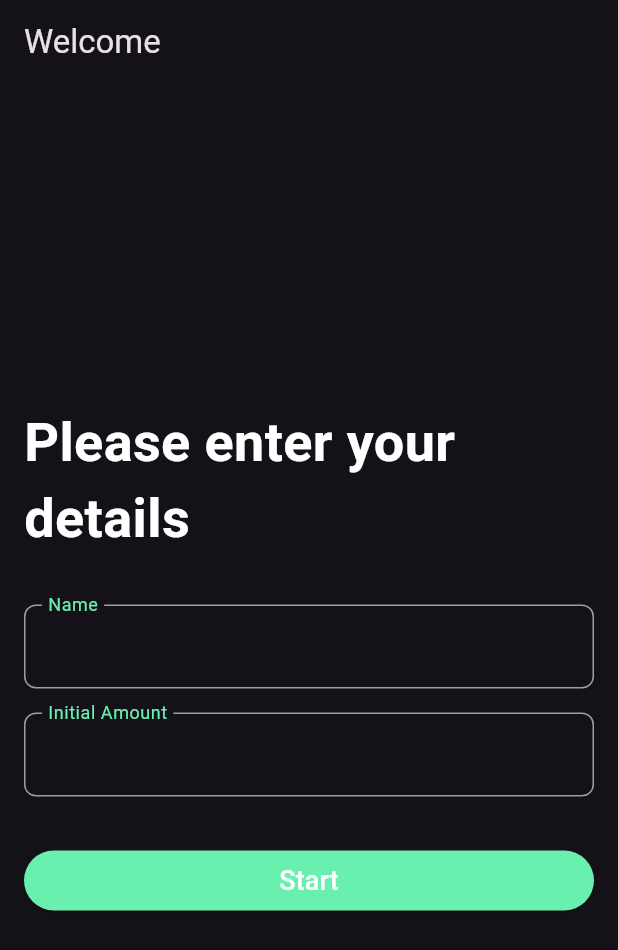
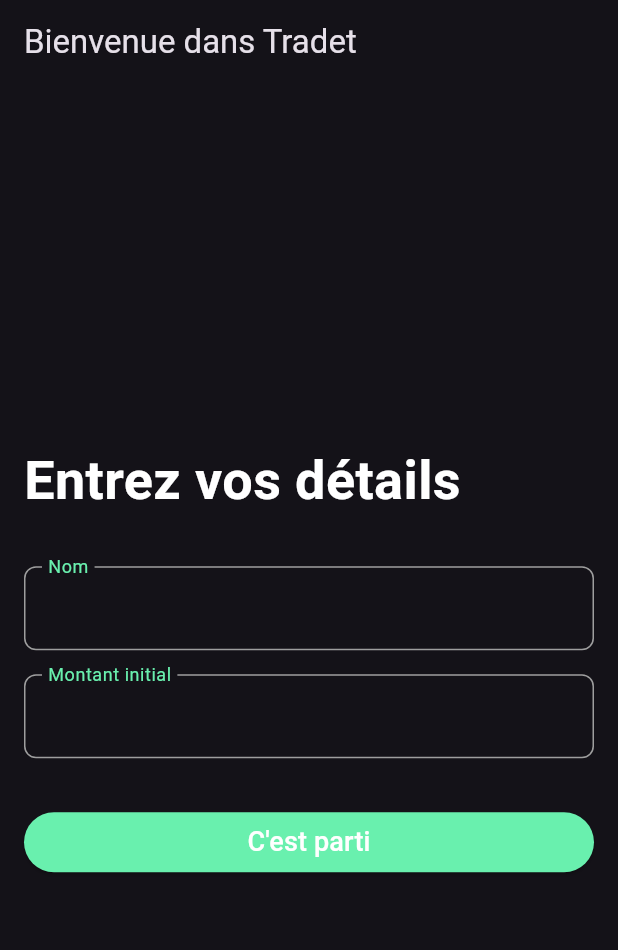
Before and after one commit to KhalilBDJ/flutter_trading, a Flutter app: the screen it shows after launch, on a phone screen of 412 x 824 dp. Shown: the top 950 px of the screen. Run offline on Flutter 3.47's test engine with Material 3 defaults, Android fonts, the phone set to English and light mode, and no system bars; our stand-ins replace shared_preferences, syncfusion_flutter_charts.

Commit message:
Small changes

```diff
--- a/lib/InitialPage.dart
+++ b/lib/InitialPage.dart
@@ -16,18 +16,18 @@
       Navigator.pushReplacementNamed(context, '/home');
     } else {
       ScaffoldMessenger.of(context).showSnackBar(
-        SnackBar(content: Text('Veuillez fournir des informations valides.')),
+        const SnackBar(content: Text('Veuillez fournir des informations valides.')),
       );
     }
   }
 
   @override
   Widget build(BuildContext context) {
-    var spotifyTheme = ThemeData(
+    var theme = ThemeData(
       brightness: Brightness.dark, // Fond sombre
       primaryColor: Colors.black,
       hintColor: Colors.greenAccent,
-      textTheme: TextTheme(
+      textTheme: const TextTheme(
         headline1: TextStyle(fontSize: 36.0, fontWeight: FontWeight.bold, color: Colors.white),
         subtitle1: TextStyle(fontSize: 18.0, color: Colors.white),
       ),
@@ -55,31 +55,31 @@
     );
 
     return Theme(
-      data: spotifyTheme,
+      data: theme,
       child: Scaffold(
-        appBar: AppBar(title: Text('Welcome')),
+        appBar: AppBar(title: const Text('Bienvenue dans Tradet')),
         body: Padding(
-          padding: EdgeInsets.all(16.0),
+          padding: const EdgeInsets.all(16.0),
           child: Column(
             mainAxisAlignment: MainAxisAlignment.center,
             crossAxisAlignment: CrossAxisAlignment.stretch,
             children: [
-              Text('Please enter your details', style: spotifyTheme.textTheme.headline1),
-              SizedBox(height: 32.0),
+              Text('Entrez vos détails', style: theme.textTheme.headline1),
+              const SizedBox(height: 32.0),
               TextField(
                 controller: nameController,
-                decoration: InputDecoration(labelText: 'Name'),
+                decoration: const InputDecoration(labelText: 'Nom'),
               ),
-              SizedBox(height: 16.0),
+              const SizedBox(height: 16.0),
               TextField(
                 controller: amountController,
-                decoration: InputDecoration(labelText: 'Initial Amount'),
-                keyboardType: TextInputType.numberWithOptions(decimal: true),
+                decoration: const InputDecoration(labelText: 'Montant initial'),
+                keyboardType: const TextInputType.numberWithOptions(decimal: true),
               ),
-              SizedBox(height: 32.0),
+              const SizedBox(height: 32.0),
               ElevatedButton(
                 onPressed: () => saveData(context),
-                child: Text('Start', style: spotifyTheme.textTheme.subtitle1),
+                child: Text("C'est parti", style: theme.textTheme.subtitle1),
               ),
             ],
           ),
```
Also changed, not shown: lib/Widgets/AddFundsWidget.dart (+57 -8 lines), lib/Widgets/CandleChart.dart (+26 -26 lines), lib/Widgets/Footers.dart (+42 -21 lines), lib/home_page.dart (+67 -62 lines).
